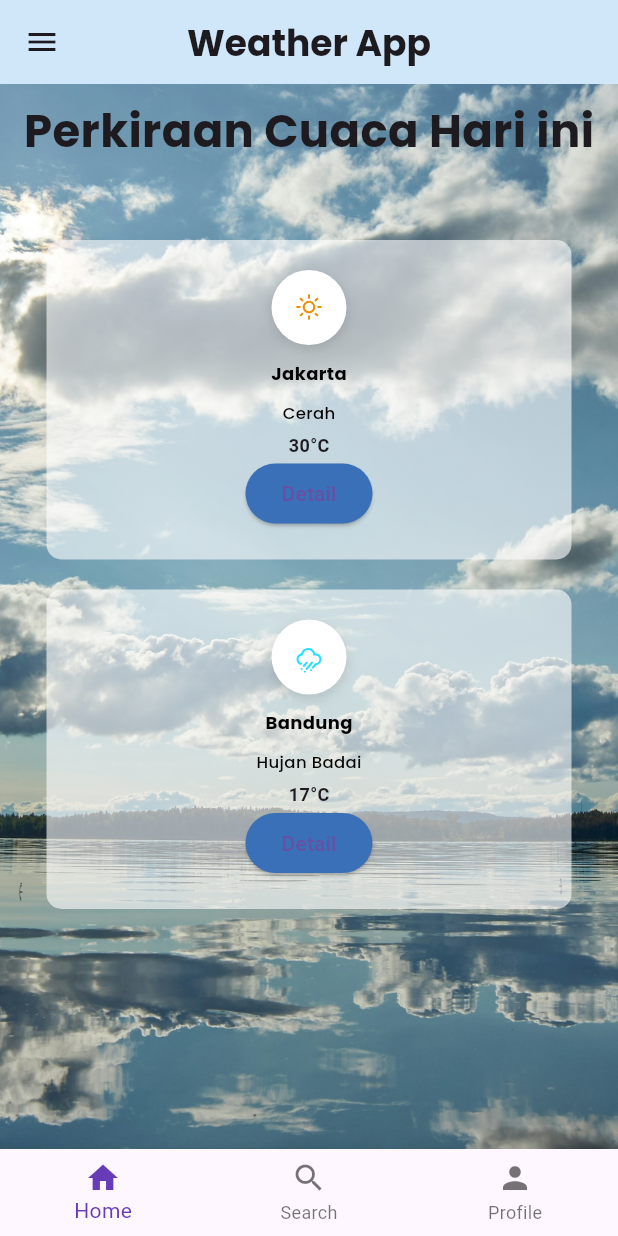
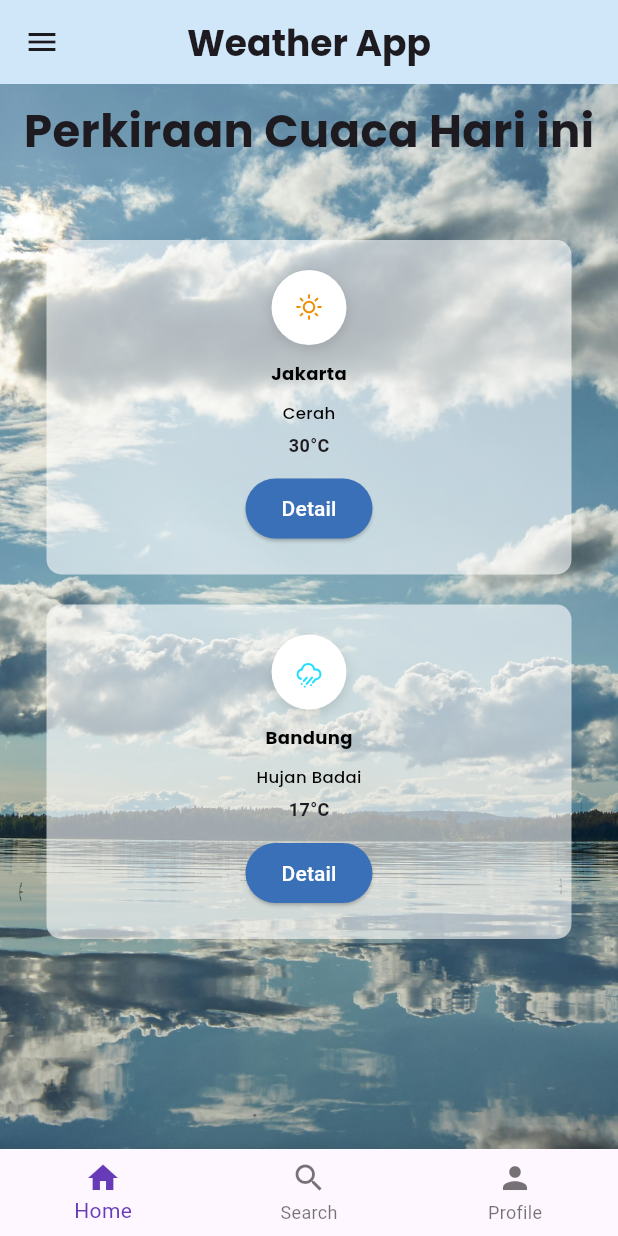
Before and after one commit to thoriqsaif/git-weather-apps, a Flutter app: the screen it shows after launch, on a phone screen of 412 x 824 dp. Run offline on Flutter 3.47's test engine with Material 3 defaults, Android fonts, the phone set to English and light mode, and no system bars; our stand-ins replace google_fonts, weather_icons.

Commit message:
fix: Detail Button function

```diff
--- a/lib/weather_app.dart
+++ b/lib/weather_app.dart
@@ -141,7 +141,7 @@ class CustomWeatherCard extends StatelessWidget {
   final String cuaca;
   final dynamic celcius;
   final Color color;
-  final ElevatedButton button;
+  final VoidCallback onPressed;
   // final VoidCallback? onTap;
 
   const CustomWeatherCard({
@@ -150,7 +150,7 @@ class CustomWeatherCard extends StatelessWidget {
     required this.cuaca,
     required this.celcius,
     required this.color,
-    required this.button,
+    required this.onPressed,
     // this.onTap,
     super.key,
   });
@@ -210,22 +210,22 @@ class CustomWeatherCard extends StatelessWidget {
                 '$celcius°C',
                 style: TextStyle(fontSize: 12, fontWeight: FontWeight.bold),
               ),
+              SizedBox(height: 10),
               ElevatedButton(
                 style: ElevatedButton.styleFrom(
                   backgroundColor: const Color.fromARGB(255, 58, 112, 183),
                 ),
-                onPressed: () {
-                  // if (onTap != null) {
-                  //   onTap!();
-                  // }
-                },
-                child: Text('Detail'),
+                onPressed: onPressed,
+                child: Text('Detail', style: TextStyle(color: Colors.white)),
               ),
             ],
           ),
         ),
       ),
     );
+    // if (onTap != null) {
+    //   onTap!();
+    // }
   }
 }
 
@@ -280,7 +280,6 @@ class MobileLayout extends StatelessWidget {
             color: const Color.fromARGB(255, 238, 143, 1),
           ),
           color: const Color.fromARGB(255, 255, 255, 255),
-          button: ElevatedButton(
           onPressed: () {
             Navigator.push(
               context,
@@ -290,8 +289,6 @@ class MobileLayout extends StatelessWidget {
               ),
             );
           },
-            child: Text('Move to Detail'),
-          ),
         ),
         CustomWeatherCard(
           title: 'Bandung',
@@ -302,7 +299,6 @@ class MobileLayout extends StatelessWidget {
             color: const Color.fromARGB(255, 38, 222, 255),
           ),
           color: const Color.fromARGB(255, 255, 255, 255),
-          button: ElevatedButton(
           onPressed: () {
             Navigator.push(
               context,
@@ -312,8 +308,6 @@ class MobileLayout extends StatelessWidget {
               ),
             );
           },
-            child: Text('Move to Detail'),
-          ),
         ),
       ],
     );
@@ -340,7 +334,6 @@ class TabletLayout extends StatelessWidget {
             color: const Color.fromARGB(255, 127, 200, 248),
           ),
           color: const Color.fromARGB(255, 255, 255, 255),
-          button: ElevatedButton(
           onPressed: () {
             Navigator.push(
               context,
@@ -350,8 +343,6 @@ class TabletLayout extends StatelessWidget {
               ),
             );
           },
-            child: Text('Move to Detail'),
-          ),
         ),
         CustomWeatherCard(
           title: 'Surabaya',
@@ -362,7 +353,6 @@ class TabletLayout extends StatelessWidget {
             color: const Color.fromARGB(255, 250, 13, 84),
           ),
           color: const Color.fromARGB(255, 255, 255, 255),
-          button: ElevatedButton(
           onPressed: () {
             Navigator.push(
               context,
@@ -372,8 +362,6 @@ class TabletLayout extends StatelessWidget {
               ),
             );
           },
-            child: Text('Move to Detail'),
-          ),
         ),
       ],
     );
@@ -400,7 +388,6 @@ class DesktopLayout extends StatelessWidget {
             color: const Color.fromARGB(255, 238, 143, 1),
           ),
           color: const Color.fromARGB(255, 255, 255, 255),
-          button: ElevatedButton(
           onPressed: () {
             Navigator.push(
               context,
@@ -410,8 +397,6 @@ class DesktopLayout extends StatelessWidget {
               ),
             );
           },
-            child: Text('Move to Detail'),
-          ),
         ),
         CustomWeatherCard(
           title: 'Bandung',
@@ -422,7 +407,6 @@ class DesktopLayout extends StatelessWidget {
             color: const Color.fromARGB(255, 38, 222, 255),
           ),
           color: const Color.fromARGB(255, 255, 255, 255),
-          button: ElevatedButton(
           onPressed: () {
             Navigator.push(
               context,
@@ -432,8 +416,6 @@ class DesktopLayout extends StatelessWidget {
               ),
             );
           },
-            child: Text('Move to Detail'),
-          ),
         ),
         CustomWeatherCard(
           title: 'Yogyakarta',
@@ -444,7 +426,6 @@ class DesktopLayout extends StatelessWidget {
             color: const Color.fromARGB(255, 127, 200, 248),
           ),
           color: const Color.fromARGB(255, 255, 255, 255),
-          button: ElevatedButton(
           onPressed: () {
             Navigator.push(
               context,
@@ -454,8 +435,6 @@ class DesktopLayout extends StatelessWidget {
               ),
             );
           },
-            child: Text('Move to Detail'),
-          ),
         ),
         CustomWeatherCard(
           title: 'Surabaya',
@@ -466,7 +445,6 @@ class DesktopLayout extends StatelessWidget {
             color: const Color.fromARGB(255, 250, 13, 84),
           ),
           color: const Color.fromARGB(255, 255, 255, 255),
-          button: ElevatedButton(
           onPressed: () {
             Navigator.push(
               context,
@@ -476,8 +454,6 @@ class DesktopLayout extends StatelessWidget {
               ),
             );
           },
-            child: Text('Move to Detail'),
-          ),
         ),
       ],
     );
```
Lines whose indentation alone changed are shown as unchanged.
